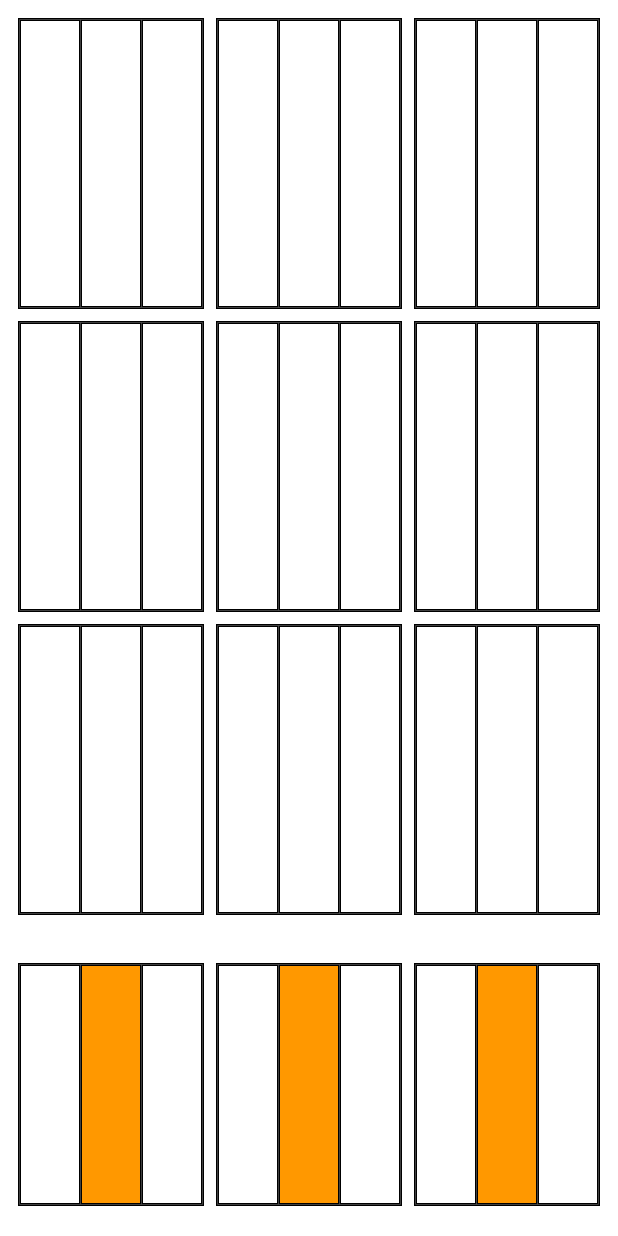
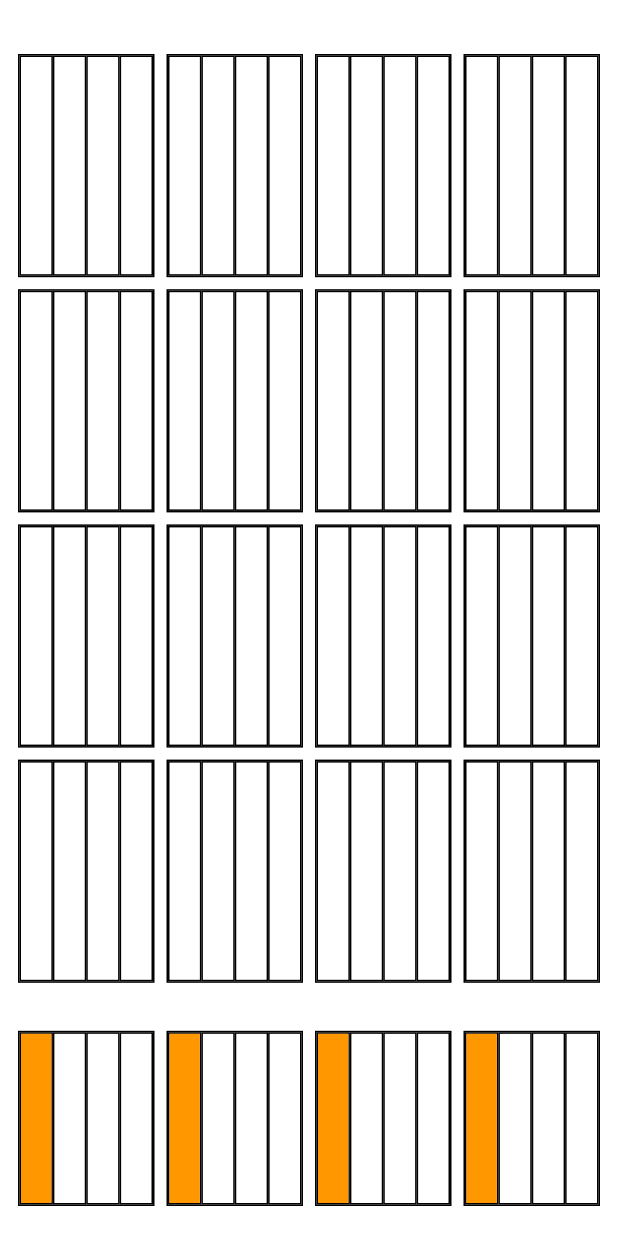
Before and after one commit to Kenneth5259/KolorKlash, a Flutter app: the screen it shows after launch, on a phone screen of 412 x 824 dp. Run offline on Flutter 3.47's test engine with Material 2 defaults, Android fonts, the phone set to English and light mode, and no system bars.

Commit message:
Resolved issue where last tile in deck would carry over into the next round

```diff
--- a/lib/screens/game_board.dart
+++ b/lib/screens/game_board.dart
@@ -3,7 +3,7 @@ import 'package:kolor_klash/widgets/tile_container.dart';
 import 'package:kolor_klash/widgets/tile_deck.dart';
 
 class GameBoard extends StatefulWidget {
-  final gridSize = 3;
+  final gridSize = 4;
   const GameBoard({super.key});
 
   @override
@@ -14,7 +14,7 @@ class _GameBoardState extends State<GameBoard> {
   @override
   Widget build(BuildContext context) {
     return Padding(
-      padding: EdgeInsets.all(8.0),
+      padding: const EdgeInsets.fromLTRB(8, 32, 8, 8),
       child: Column(
         children: [
           ...generateRows(widget.gridSize),
--- a/lib/widgets/game_tile.dart
+++ b/lib/widgets/game_tile.dart
@@ -85,5 +85,6 @@ class _GameTileState extends State<GameTile> {
 
   void onDragComplete() {
     widget.onDragAccept(widget.key);
+    color = null;
   }
 }
```
